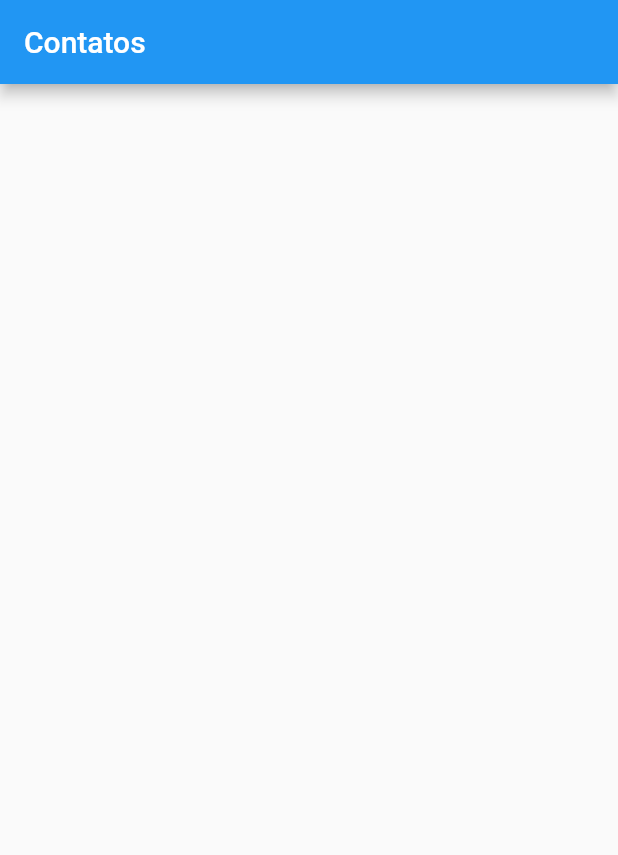
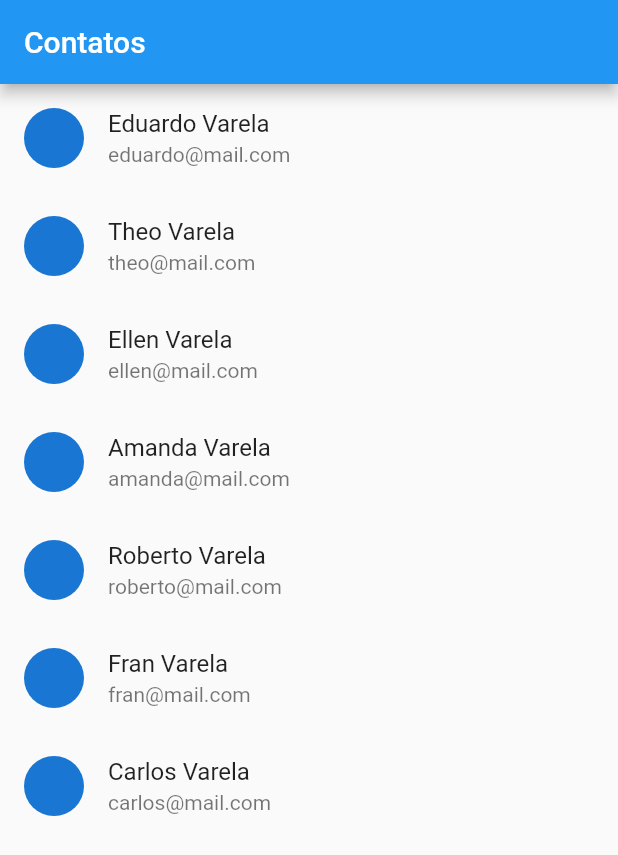
Before and after one commit to eduardovsousa/study-dart, a Flutter app: the screen it shows after launch, on a phone screen of 412 x 824 dp. Shown: the top 855 px of the screen. Run offline on Flutter 3.47's test engine with Material 2 defaults, Android fonts, the phone set to English and light mode, and no system bars.

Commit message:
Lista feita

```diff
--- /dev/null
+++ b/lib/contato.dart
@@ -0,0 +1,6 @@
+class Contato {
+  String nomeCompleto = '';
+  String email = '';
+
+  Contato(this.nomeCompleto, this.email);
+}
--- a/lib/lista_contatos.dart
+++ b/lib/lista_contatos.dart
@@ -1,4 +1,5 @@
 import 'package:flutter/material.dart';
+import 'package:listview_demo/contato.dart';
 
 class ListaContatos extends StatefulWidget {
   const ListaContatos({Key? key}) : super(key: key);
@@ -8,10 +9,31 @@ class ListaContatos extends StatefulWidget {
 }
 
 class _ListaContatosState extends State<ListaContatos> {
+  List<Contato> contatos = [
+    Contato('Eduardo Varela', 'eduardo@mail.com'),
+    Contato('Theo Varela', 'theo@mail.com'),
+    Contato('Ellen Varela', 'ellen@mail.com'),
+    Contato('Amanda Varela', 'amanda@mail.com'),
+    Contato('Roberto Varela', 'roberto@mail.com'),
+    Contato('Fran Varela', 'fran@mail.com'),
+    Contato('Carlos Varela', 'carlos@mail.com'),
+  ];
+
   @override
   Widget build(BuildContext context) {
     return Scaffold(
-      appBar: AppBar(title: Text('Contatos')),
+      appBar: AppBar(
+        title: Text('Contatos'),
+      ),
+      body: ListView.builder(
+          itemCount: contatos.length,
+          itemBuilder: (BuildContext contex, int index) {
+            return ListTile(
+              leading: CircleAvatar(),
+              title: Text(contatos[index].nomeCompleto),
+              subtitle: Text(contatos[index].email),
+            );
+          }),
     );
   }
 }
```
